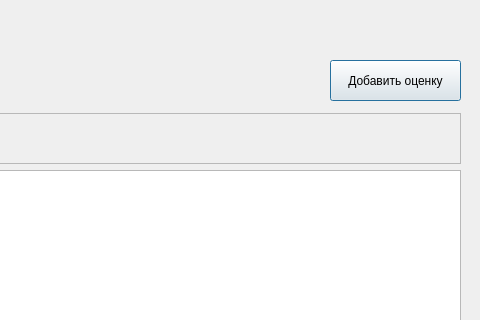
Before: the Qt Designer form mainwindow.ui in alpha4vit/polya-el-diary, drawn with Qt 5; both pictures show x 370 to 850 and y 0 to 320 of the 850 by 600 pixel window.
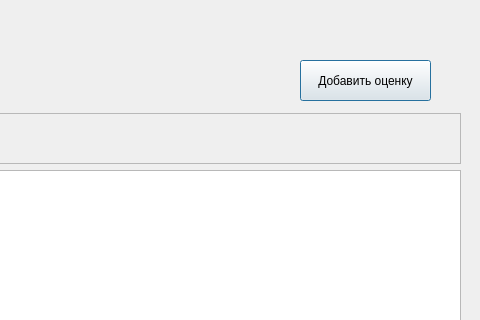
After: the same form once the commit is applied.

The edit to the form file:
```diff
--- a/mainwindow.ui
+++ b/mainwindow.ui
@@ -28,7 +28,7 @@
   <widget class="QPushButton" name="grade_create_button">
    <property name="geometry">
     <rect>
-     <x>700</x>
+     <x>670</x>
      <y>60</y>
      <width>131</width>
      <height>41</height>
```
